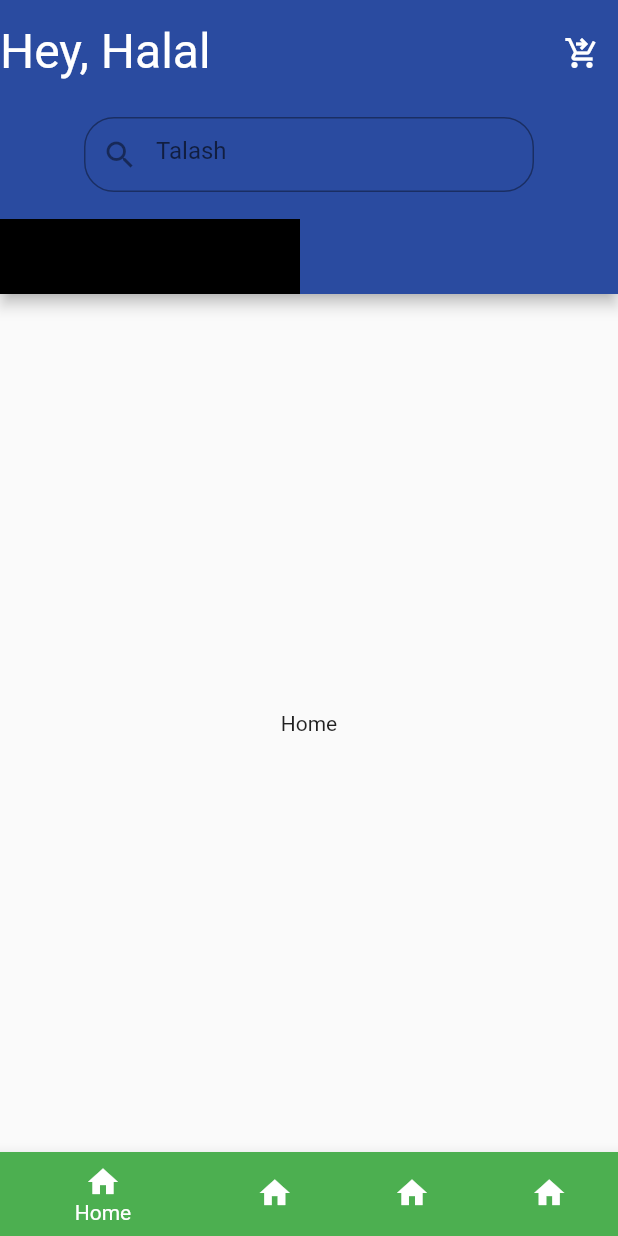
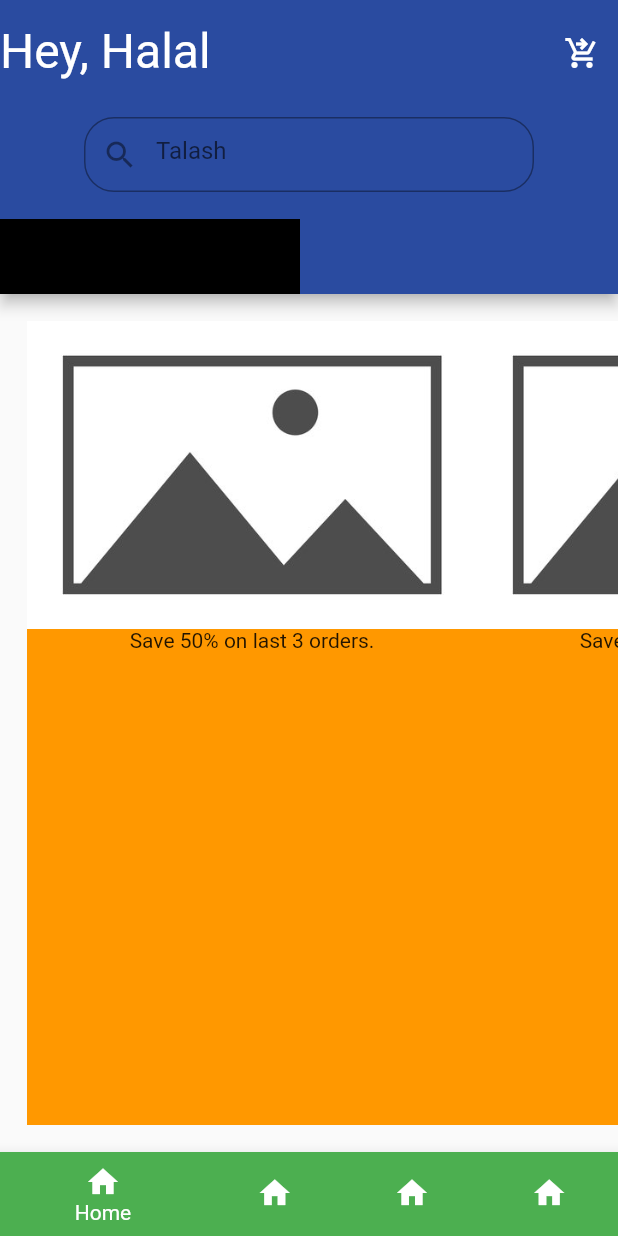
Before and after one commit to Haseeb-Afandi/flutterMiniProject, a Flutter app: the Home screen opened directly, on a phone screen of 412 x 824 dp. Run offline on Flutter 3.47's test engine with Material 2 defaults, Android fonts, the phone set to English and light mode, and no system bars.

```diff
--- a/lib/screens/home/home.dart
+++ b/lib/screens/home/home.dart
@@ -10,6 +10,24 @@ class Home extends StatefulWidget {
 
 class _HomeState extends State<Home> {
   final TextEditingController _talash = TextEditingController();
+  final List deals = [
+    {
+      'img': 'Assets/Graphics/placeholder.jpg',
+      'title': 'Save 50% on last 3 orders.',
+    },
+    {
+      'img': 'Assets/Graphics/placeholder.jpg',
+      'title': 'Save 50% on last 3 orders.',
+    },
+    {
+      'img': 'Assets/Graphics/placeholder.jpg',
+      'title': 'Save 50% on last 3 orders.',
+    },
+    {
+      'img': 'Assets/Graphics/placeholder.jpg',
+      'title': 'Save 50% on last 3 orders.',
+    },
+  ];
   @override
   Widget build(BuildContext context) {
     return Scaffold(
@@ -77,8 +95,23 @@ class _HomeState extends State<Home> {
           ]),
         ),
       ),
-      body: const Center(
-        child: Text("Home"),
+      body: ListView.builder(
+        padding: const EdgeInsets.all(18),
+        scrollDirection: Axis.horizontal,
+        itemCount: deals.length,
+        itemBuilder: (BuildContext context, int index) {
+          return Container(
+            height: 10,
+            width: 300,
+            color: Colors.orange,
+            child: Column(
+              children: [
+                Image(image: AssetImage('Assets/Graphics/placeholder.jpg')),
+                Text(deals[index]['title']),
+              ],
+            ),
+          );
+        },
       ),
       bottomNavigationBar: BottomNavigationBar(
         items: const <BottomNavigationBarItem>[
```
